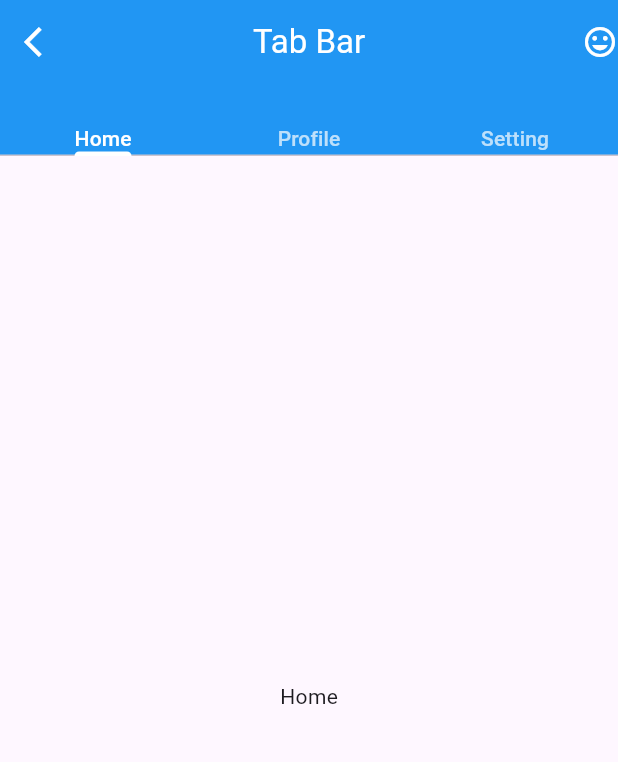
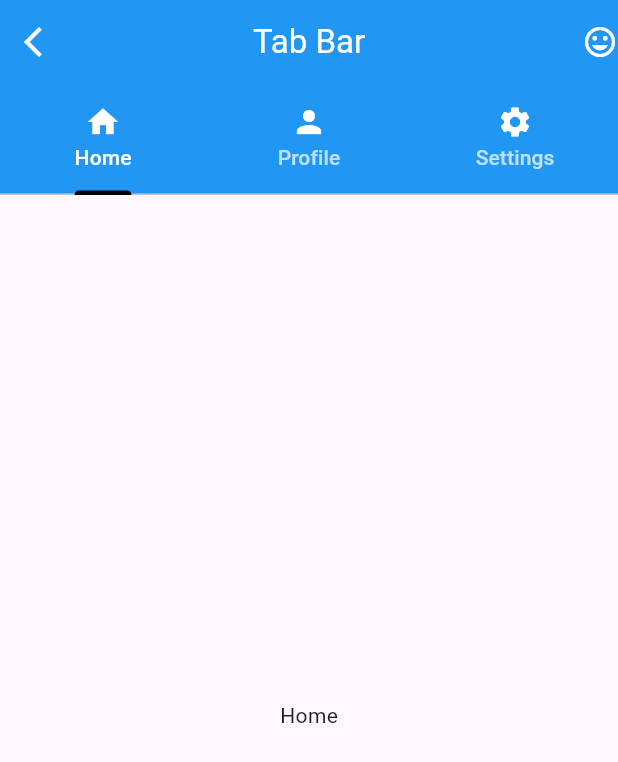
Before and after one commit to AbRehman536/Flutter_sec_1, a Flutter app: the screen it shows after launch, on a phone screen of 412 x 824 dp. Shown: the top 762 px of the screen. Run offline on Flutter 3.47's test engine with Material 3 defaults, Android fonts, the light colour scheme and no system bars; our stand-ins replace smooth_page_indicator.

Commit message:
tabbar done

```diff
--- a/lib/tabbar.dart
+++ b/lib/tabbar.dart
@@ -17,11 +17,11 @@ class TabBarDemo extends StatelessWidget {
           bottom: TabBar(
               labelColor: Colors.white,
               unselectedLabelColor: Colors.white70,
-              indicatorColor: Colors.white,
+              indicatorColor: Colors.black,
               tabs: [
-            Text("Home"),
-            Text("Profile"),
-            Text("Setting"),
+                Tab(icon: Icon(Icons.home,color: Colors.white,), text: "Home",),
+                Tab(icon: Icon(Icons.person,color: Colors.white,), text: "Profile",),
+                Tab(icon: Icon(Icons.settings,color: Colors.white,), text: "Settings",),
           ]),
           actions: [
             Icon(Icons.insert_emoticon_sharp),
```
